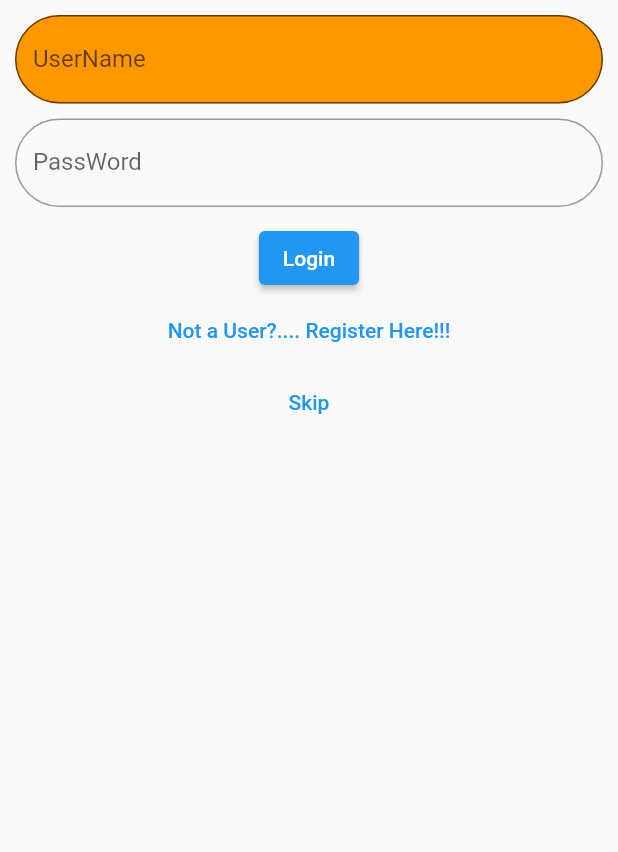
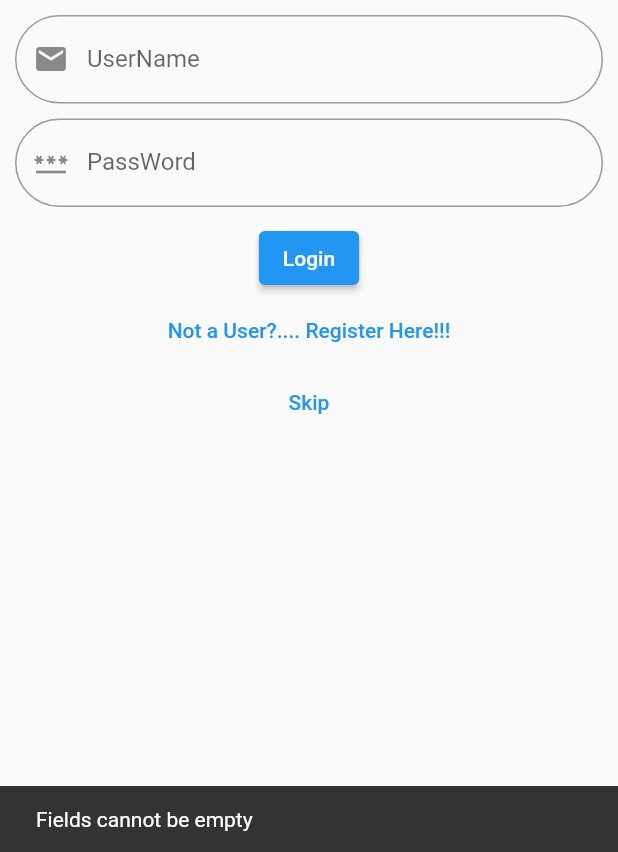
Before and after one commit to sreedeviluminar/my_prroject, a Flutter app: the screen it shows after launch, after a tap on "Login", on a phone screen of 412 x 824 dp, the part 384-1236 px from its top. Run offline on Flutter 3.47's test engine with Material 2 defaults, Android fonts, the phone set to English and light mode, and no system bars; our stand-ins replace google_fonts.

Commit message:
initial commit

```diff
--- /dev/null
+++ b/lib/home.dart
@@ -0,0 +1,9 @@
+import 'package:flutter/material.dart';
+
+class HomePage extends StatelessWidget {
+
+  @override
+  Widget build(BuildContext context) {
+    return const Placeholder();
+  }
+}
--- a/lib/loginPage.dart
+++ b/lib/loginPage.dart
@@ -1,6 +1,16 @@
 import 'package:flutter/material.dart';
 
+import 'home.dart';
+
 class LoginPage extends StatelessWidget {
+  ///predefined username and password
+  String username = "admin";
+  String password = "abc123";
+
+  ///controller for fetching data from textfield
+  TextEditingController uname = TextEditingController();
+  TextEditingController pass = TextEditingController();
+
   @override
   Widget build(BuildContext context) {
     return Scaffold(
@@ -14,10 +24,12 @@ class LoginPage extends StatelessWidget {
             Padding(
               padding: const EdgeInsets.all(10.0),
               child: TextField(
+                controller: uname,
                 decoration: InputDecoration(
-                  fillColor: Colors.orange,
-                  filled: true,
-                  //helperText: "Username must be an email",
+                    // fillColor: Colors.orange,
+                    // filled: true,
+                    prefixIcon: Icon(Icons.email),
+                    //helperText: "Username must be an email",
                     hintText: "Username",
                     labelText: "UserName",
                     border: OutlineInputBorder(
@@ -25,17 +37,38 @@ class LoginPage extends StatelessWidget {
               ),
             ),
             Padding(
-              padding: const EdgeInsets.only(bottom: 10,right: 10,left: 10),
+              padding: const EdgeInsets.only(bottom: 10, right: 10, left: 10),
               child: TextField(
+                controller: pass,
                 decoration: InputDecoration(
-                   // helperText: "Password must have 6 characters",
+                    // helperText: "Password must have 6 characters",
+                    prefixIcon: Icon(Icons.password),
                     hintText: "Password",
                     labelText: "PassWord",
                     border: OutlineInputBorder(
                         borderRadius: BorderRadius.circular(60))),
               ),
             ),
-            ElevatedButton(onPressed: () {}, child: Text('Login')),
+            ElevatedButton(
+                onPressed: () {
+                  ///fetching value from textfield using controller
+                  String email = uname.text.trim();
+                  String pwd = pass.text.trim();
+
+                  if (email != '' && pwd != '') {
+                    if (username == email && password == pwd) {
+                      Navigator.of(context).push(
+                          MaterialPageRoute(builder: (context) => HomePage()));
+                    } else {
+                      ScaffoldMessenger.of(context).showSnackBar(const SnackBar(
+                          content: Text("Username or password mismatch")));
+                    }
+                  } else {
+                    ScaffoldMessenger.of(context).showSnackBar(const SnackBar(
+                        content: Text("Fields cannot be empty")));
+                  }
+                },
+                child: const Text('Login')),
             TextButton(
                 onPressed: () {},
                 child: Text("Not a User?.... Register Here!!!")),
```
